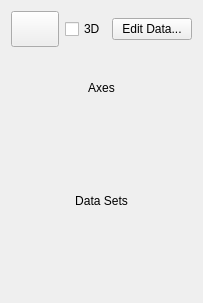
The window that plugins/chartshape/PlotAreaConfigWidget.ui (KDE/calligra) describes before a commit, drawn with Qt 5.
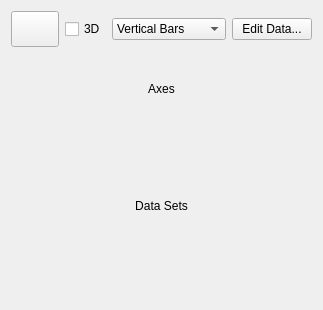
The same window after the commit. Icons and pictures are not drawn. Custom widgets are drawn as their Qt base class.

Commit message: Chart: Enable bar chart orientation and remove unused axis title text  command

Patch:
```diff
--- a/plugins/chartshape/PlotAreaConfigWidget.ui
+++ b/plugins/chartshape/PlotAreaConfigWidget.ui
@@ -7,8 +7,8 @@
    <rect>
     <x>0</x>
     <y>0</y>
-    <width>203</width>
-    <height>303</height>
+    <width>292</width>
+    <height>310</height>
    </rect>
   </property>
   <layout class="QVBoxLayout" name="verticalLayout_4">
@@ -62,6 +62,20 @@
        </property>
       </widget>
      </item>
+     <item>
+      <widget class="QComboBox" name="chartOrientation">
+       <item>
+        <property name="text">
+         <string>Vertical Bars</string>
+        </property>
+       </item>
+       <item>
+        <property name="text">
+         <string>Horizontal Bars</string>
+        </property>
+       </item>
+      </widget>
+     </item>
      <item>
       <widget class="QPushButton" name="editData">
        <property name="text">
```
The commit also changes 7 other files.
